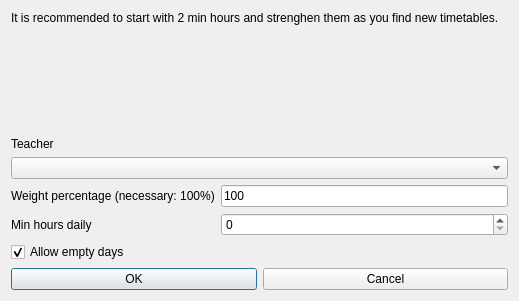
The window that fet/src/interface/modifyconstraintteacherminhoursdailyform_template.ui (vonmecheln/fet) describes before a commit, drawn with Qt 5.
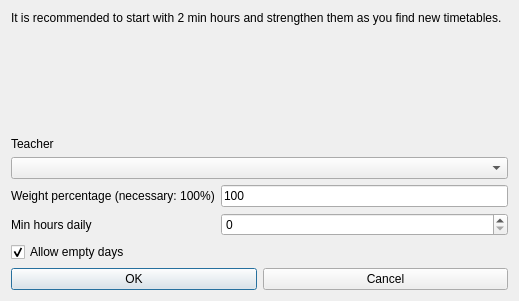
The same window after the commit.

Patch:
```diff
--- a/fet/src/interface/modifyconstraintteacherminhoursdailyform_template.ui
+++ b/fet/src/interface/modifyconstraintteacherminhoursdailyform_template.ui
@@ -29,7 +29,7 @@
       <enum>QFrame::Plain</enum>
      </property>
      <property name="text">
-      <string>It is recommended to start with 2 min hours and strenghen them as you find new timetables.</string>
+      <string>It is recommended to start with 2 min hours and strengthen them as you find new timetables.</string>
      </property>
      <property name="wordWrap">
       <bool>true</bool>
```
